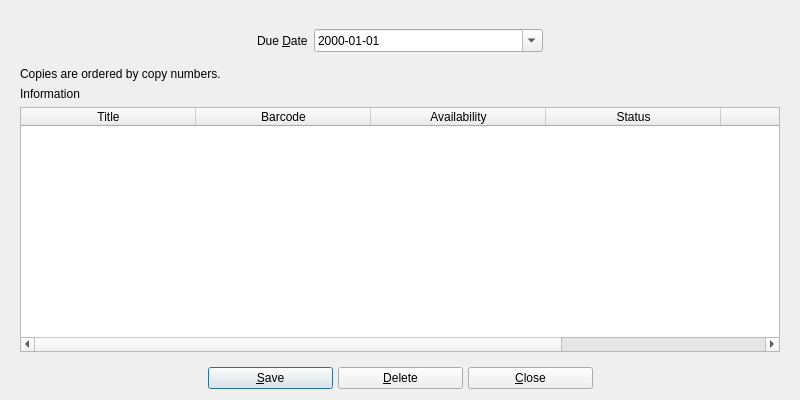
textbrowser/biblioteq, file UI/biblioteq_copybrowser.ui: the form before one commit.
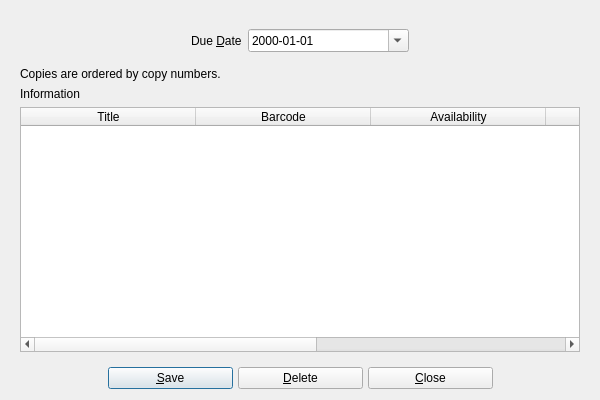
The form after the commit. Icons and pictures are not drawn.

Diff of the .ui file:
```diff
--- a/UI/biblioteq_copybrowser.ui
+++ b/UI/biblioteq_copybrowser.ui
@@ -6,7 +6,7 @@
    <rect>
     <x>0</x>
     <y>0</y>
-    <width>800</width>
+    <width>600</width>
     <height>400</height>
    </rect>
   </property>
```
